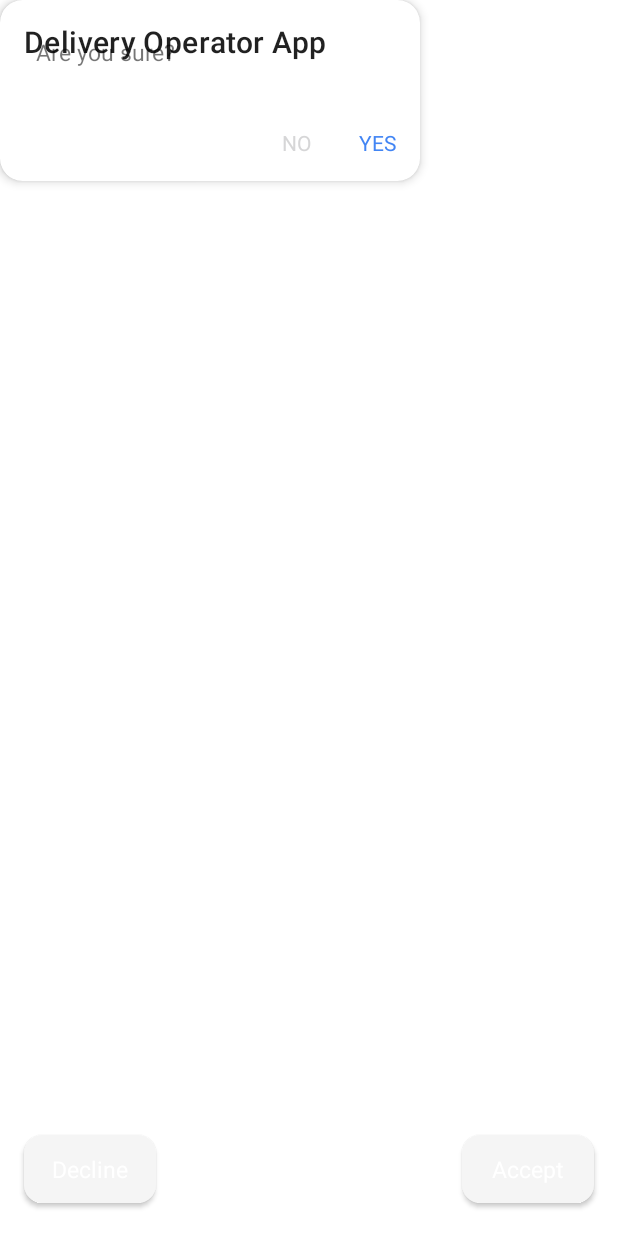
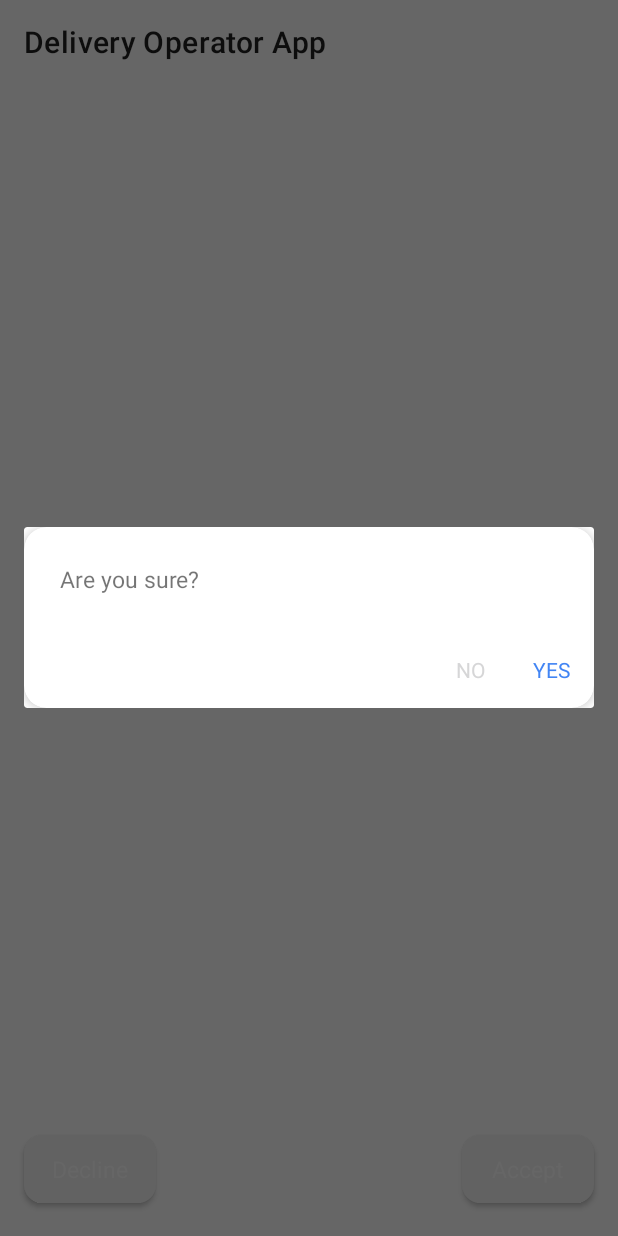
Before and after one commit to kzvdar42/SA-2018-DO-application, an Android app: the ReceiverInfoActivity screen opened directly, with no data from a screen before it, after a tap on "Accept", on a phone screen of 412 x 824 dp. Run offline under Robolectric (Android 15) with nearby library versions, the phone set to English and light mode, and no system bars; our stand-ins replace Room's generated code, RxJava; libraries missing offline, so code that uses them is left out: com.divyanshu.draw, com.mapbox.android, com.mapbox.mapboxsdk, org.jetbrains.anko; 6 statements that could not run were skipped.

Commit message:
Inflated the `alertDialog`.

```diff
--- a/app/src/main/java/com/example/kzvdar42/deliveryoperatorapp/activity/ReceiverInfoActivity.kt
+++ b/app/src/main/java/com/example/kzvdar42/deliveryoperatorapp/activity/ReceiverInfoActivity.kt
@@ -1,31 +1,32 @@
 package com.example.kzvdar42.deliveryoperatorapp.activity
 
+import android.annotation.SuppressLint
 import android.app.Activity
 import android.content.Intent
 import android.graphics.Bitmap
 import android.graphics.BitmapFactory
-import androidx.appcompat.app.AppCompatActivity
 import android.os.Bundle
 import android.view.View
 import android.widget.Toast
+import androidx.appcompat.app.AlertDialog
+import androidx.appcompat.app.AppCompatActivity
 import androidx.appcompat.widget.Toolbar
 import androidx.lifecycle.Observer
 import androidx.lifecycle.ViewModelProviders
 import com.divyanshu.draw.activity.DrawingActivity
 import com.example.kzvdar42.deliveryoperatorapp.R
+import com.example.kzvdar42.deliveryoperatorapp.db.OrderEntity
 import com.example.kzvdar42.deliveryoperatorapp.viewmodel.OrderInfoViewModel
-import kotlinx.android.synthetic.main.activity_order_info.*
-import kotlinx.android.synthetic.main.alert_dialog.*
+import kotlinx.android.synthetic.main.activity_receiver_info.*
 import kotlinx.android.synthetic.main.alert_dialog.view.*
 
 class ReceiverInfoActivity : AppCompatActivity() {
 
-    // TODO: Check hot to create code in a right way.
-    private val REQUEST_CODE_DRAW = 42
-
     //View Model
     private val mViewModel
             by lazy { ViewModelProviders.of(this).get(OrderInfoViewModel::class.java) }
+
+    private var order: OrderEntity? = null
 
     override fun onCreate(savedInstanceState: Bundle?) {
         super.onCreate(savedInstanceState)
@@ -36,6 +37,8 @@ class ReceiverInfoActivity : AppCompatActivity() {
         val orderNum = intent.getIntExtra("orderNum", 0)
 
         mViewModel.getOrder(orderNum).observe(this, Observer { order ->
+            this.order = order
+
             // Add the toolbar
             val toolbar = findViewById<Toolbar>(R.id.toolbar)
             toolbar.title = getString(R.string.order_num, order.orderNum)
@@ -50,6 +53,7 @@ class ReceiverInfoActivity : AppCompatActivity() {
         })
     }
 
+    @SuppressLint("InflateParams")
     fun onClick(view: View) {
         when (view.id) {
             R.id.decline -> {
@@ -57,16 +61,23 @@ class ReceiverInfoActivity : AppCompatActivity() {
                 Toast.makeText(this, "Decline", Toast.LENGTH_LONG).show()
             }
             R.id.accept -> {
-                dialog.visibility = View.VISIBLE
-                dialog.dialog_title.text = getString(R.string.dialog_title)
-                dialog.dialog_description.visibility = View.GONE
-                dialog.dialog_positive_btn.setOnClickListener {
+                // Creating alert dialog.
+                val alertDialog = AlertDialog.Builder(this).create()
+                // Inflating the view for the alert dialog.
+                val dialogView = layoutInflater.inflate(R.layout.alert_dialog, null)
+                dialogView.dialog_title.text = getString(R.string.dialog_title)
+                dialogView.dialog_description.visibility = View.GONE
+                dialogView.dialog_positive_btn.setOnClickListener {
                     val intent = Intent(this, DrawingActivity::class.java)
                     startActivityForResult(intent, REQUEST_CODE_DRAW)
                 }
-                dialog.dialog_negative_btn.setOnClickListener {
-                    dialog.visibility = View.GONE
+                dialogView.dialog_negative_btn.setOnClickListener {
+                    alertDialog.dismiss()
                 }
+                // Adding view to the alert dialog and show it.
+                alertDialog.setView(dialogView)
+                alertDialog.setCancelable(true)
+                alertDialog.show()
             }
         }
     }
@@ -85,8 +96,14 @@ class ReceiverInfoActivity : AppCompatActivity() {
         }
     }
 
-    private fun saveImage(bitmap: Bitmap) {
+    private fun saveImage(signature: Bitmap) {
         Toast.makeText(this, "Got the image", Toast.LENGTH_LONG).show()
-        // TODO: Send signature & new order status to the server.
+        mViewModel.updateOrder(order!!.orderNum, "Delivered",
+                order!!.coords.size - 1, signature)
+    }
+
+    companion object {
+        // TODO: Check hot to create code in a right way.
+        private const val REQUEST_CODE_DRAW = 42
     }
 }
--- a/app/src/main/res/layout/activity_receiver_info.xml
+++ b/app/src/main/res/layout/activity_receiver_info.xml
@@ -81,16 +81,6 @@
         </LinearLayout>
     </ScrollView>
 
-    <!-- Confirmation dialog -->
-    <include
-        layout="@layout/alert_dialog"
-        android:visibility="gone"
-        app:layout_constraintBottom_toBottomOf="parent"
-        app:layout_constraintEnd_toEndOf="parent"
-        app:layout_constraintHorizontal_bias="0.5"
-        app:layout_constraintStart_toStartOf="parent"
-        app:layout_constraintTop_toTopOf="parent" />
-
     <!-- Buttons -->
     <com.google.android.material.button.MaterialButton
         android:id="@+id/decline"
```
Also changed, not shown: app/src/main/java/com/example/kzvdar42/deliveryoperatorapp/activity/NavigationActivity.kt (+18 -8 lines).
